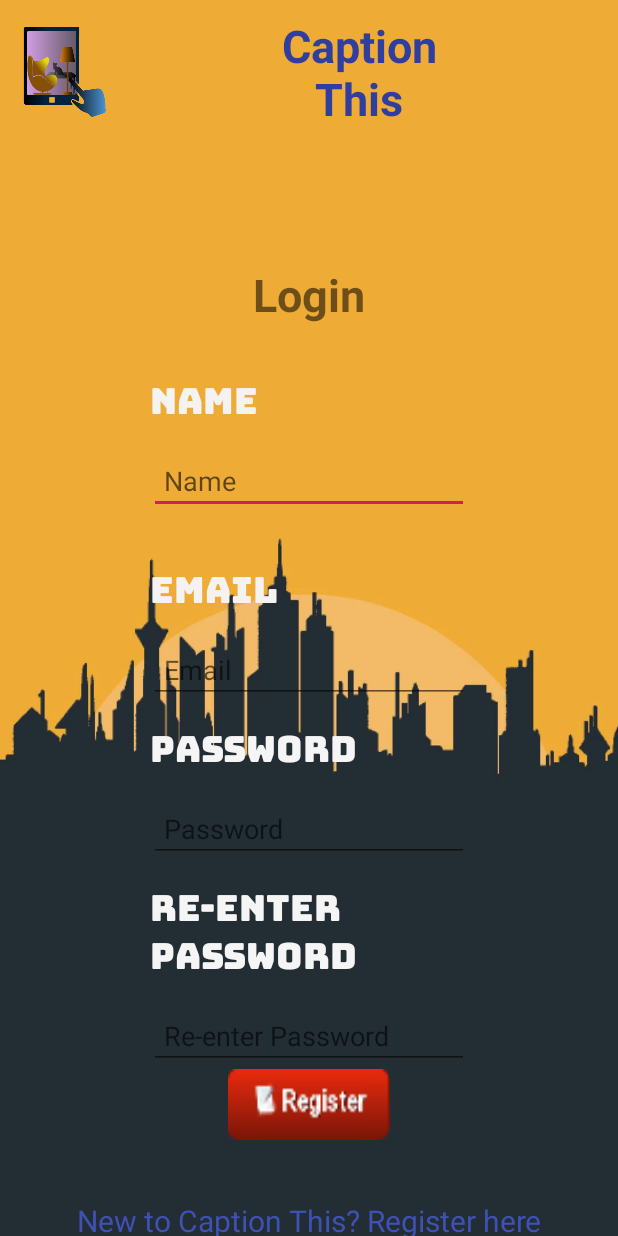
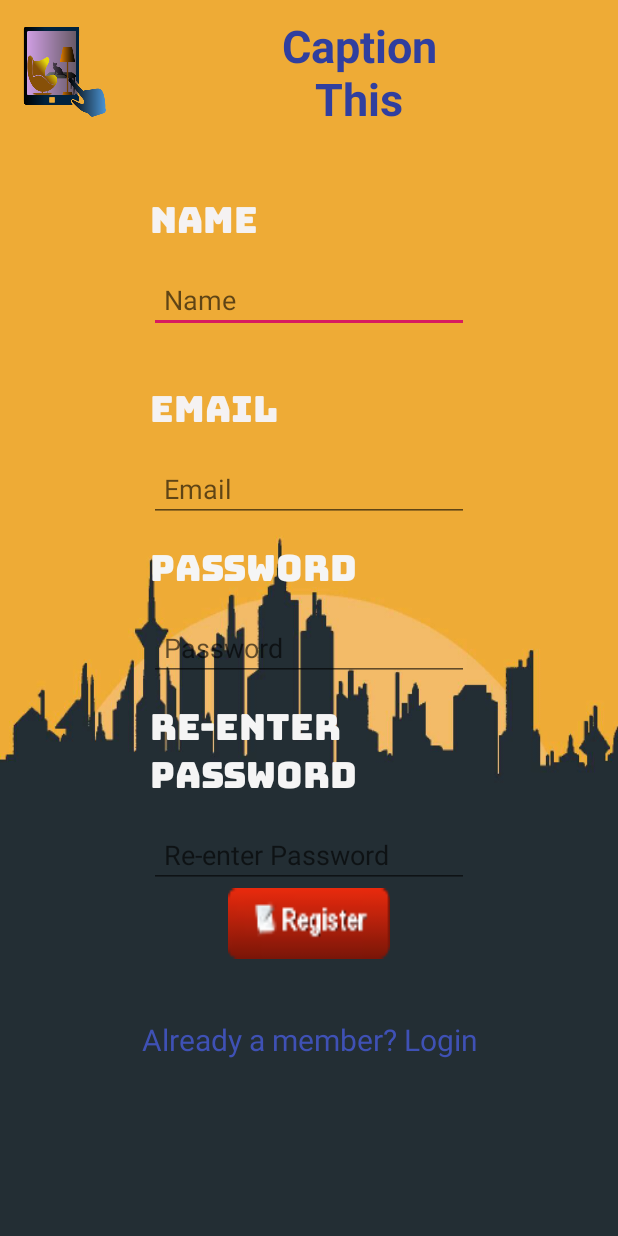
Before and after one commit to baekhos/Caption-This, an Android app: the layout activity_register.xml on its own in the app's theme, with its tools: preview values and no code run, on a phone screen of 412 x 824 dp. Run offline under Robolectric (Android 15) with nearby library versions, the phone set to English and light mode, and no system bars; Roboto replaces fonts that are not available here.

Commit message:
UI working nicely

```diff
--- a/Android/app/src/main/AndroidManifest.xml
+++ b/Android/app/src/main/AndroidManifest.xml
@@ -22,6 +22,8 @@
         </activity>
         <activity android:name=".PhotoActivity"/>
         <activity android:name=".CaptionActivity"/>
+        <activity android:name=".LoginActivity"/>
+        <activity android:name=".RegisterActivity"/>
 
         <meta-data
             android:name="preloaded_fonts"
--- a/Android/app/src/main/res/layout/activity_login.xml
+++ b/Android/app/src/main/res/layout/activity_login.xml
@@ -100,7 +100,7 @@
             android:padding="30sp" />
 
         <TextView
-            android:id="@+id/lnkRegister"
+            android:id="@+id/register_link"
             android:layout_width="match_parent"
             android:layout_height="wrap_content"
             android:layout_marginTop="40dp"
--- a/Android/app/src/main/res/layout/activity_register.xml
+++ b/Android/app/src/main/res/layout/activity_register.xml
@@ -7,12 +7,6 @@
     android:background="@drawable/background"
     android:orientation="vertical"
     tools:context=".IntroActivity">
-
-    <LinearLayout
-        android:id="@+id/title_linear_layout"
-        android:layout_width="match_parent"
-        android:layout_height="wrap_content"
-        android:orientation="vertical">
 
     <TextView
         android:id="@+id/title_text_view"
@@ -27,23 +21,6 @@
         android:textSize="30sp"
         android:textStyle="bold"
         tools:text="@string/title" />
-    </LinearLayout>
-
-    <LinearLayout
-        android:layout_width="match_parent"
-        android:layout_height="0dp"
-        android:layout_weight="1"
-        android:orientation="vertical">
-
-        <TextView
-            android:id="@+id/registerTitle"
-            android:layout_width="wrap_content"
-            android:layout_height="wrap_content"
-            android:layout_gravity="center"
-            android:layout_marginTop="80dp"
-            android:text="@string/login"
-            android:textSize="30sp"
-            android:textStyle="bold" />
 
     <TextView
         android:id="@+id/name_text_view"
@@ -136,7 +113,7 @@
         android:padding="10sp" />
 
     <ImageButton
-            android:id="@+id/login_button"
+        android:id="@+id/register_button"
         android:layout_width="108dp"
         android:layout_height="47dp"
         android:layout_gravity="center"
@@ -145,14 +122,23 @@
         android:padding="30sp" />
 
     <TextView
-            android:id="@+id/lnkRegister"
+        android:id="@+id/login_link"
         android:layout_width="match_parent"
         android:layout_height="wrap_content"
         android:layout_marginTop="40dp"
         android:gravity="center"
-            android:text="@string/new_to"
+        android:text="@string/already"
         android:textColor="#3F51B5"
         android:textSize="20sp" />
-    </LinearLayout>
+
+    <!--<TextView
+        android:id="@+id/registerTitle"
+        android:layout_width="wrap_content"
+        android:layout_height="wrap_content"
+        android:layout_gravity="center"
+        android:layout_marginTop="80dp"
+        android:text="@string/register"
+        android:textSize="30sp"
+        android:textStyle="bold" />-->
 
 </LinearLayout>
--- a/Android/app/src/main/res/values/styles.xml
+++ b/Android/app/src/main/res/values/styles.xml
@@ -1,7 +1,7 @@
 <resources>
 
     <!-- Base application theme. -->
-    <style name="AppTheme" parent="Theme.AppCompat.Light.DarkActionBar">
+    <style name="AppTheme" parent="Theme.AppCompat.Light.NoActionBar">
         <!-- Customize your theme here. -->
         <item name="colorPrimary">@color/colorPrimary</item>
         <item name="colorPrimaryDark">@color/colorPrimaryDark</item>
```
Also changed, not shown: Android/app/src/main/java/com/example/captionthis/LoginActivity.kt (added, +24 -0 lines), Android/app/src/main/java/com/example/captionthis/RegisterActivity.kt (renamed from Android/app/src/main/java/com/example/captionthis/IntroActivity.kt, +10 -5 lines). Lines whose indentation alone changed are shown as unchanged.
